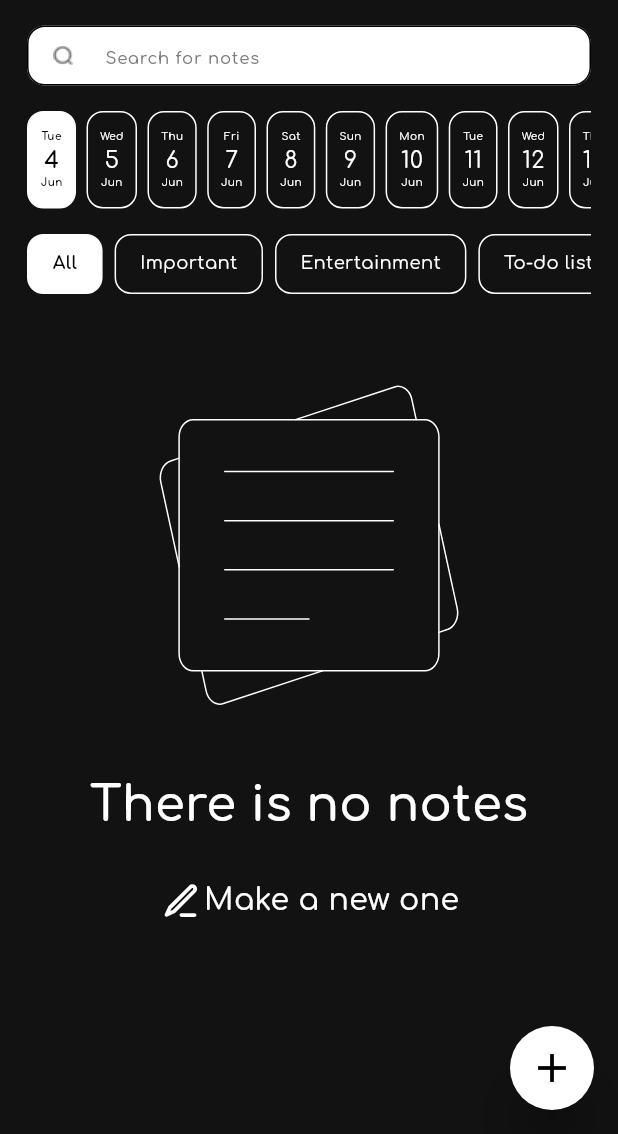
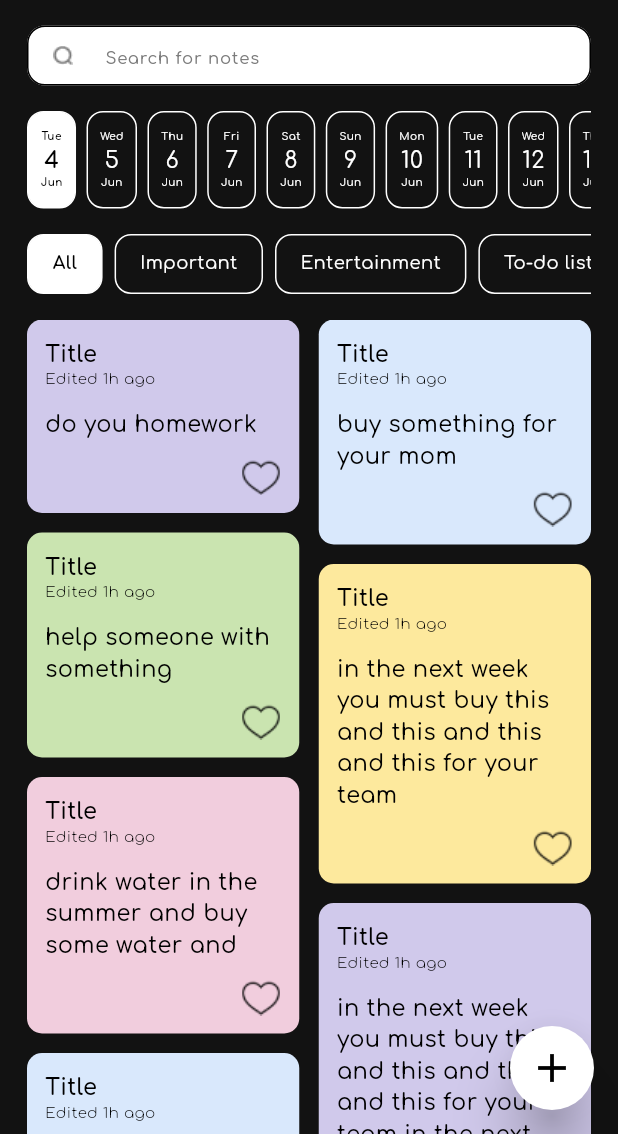
Before and after one commit to As-tra/memo_mate, a Flutter app: the screen it shows after launch, on a phone screen of 412 x 824 dp, the part 102-1236 px from its top. Run offline on Flutter 3.47's test engine with Material 3 defaults, Android fonts, the phone set to English and light mode, and no system bars; our stand-ins replace flutter_bloc, flutter_svg, hive; accounts and stored records are empty.

Commit message:
add scroll effect to the home view

```diff
--- a/lib/features/home/data/repos/home_repo.dart
+++ b/lib/features/home/data/repos/home_repo.dart
@@ -1,7 +1,8 @@
+import 'package:memo_mate/features/home/data/models/dateModel/date_modal.dart';
 import 'package:memo_mate/features/home/data/models/noteModel/note_modal.dart';
 
 abstract class HomeRepo {
   List<NoteModal> getNotesByTitle({required String title});
-  List<NoteModal> getNotesByTag({required String tag});
+  List<NoteModal> getNotesByDate({required Date date});
   List<NoteModal> getNotesByCategory({required String category});
 }
--- a/lib/features/home/presentation/views/home_view.dart
+++ b/lib/features/home/presentation/views/home_view.dart
@@ -1,8 +1,10 @@
 import 'package:flutter/material.dart';
+import 'package:flutter/widgets.dart';
 import 'package:memo_mate/features/home/presentation/views/widgets/custom_search_bar.dart';
 import 'package:memo_mate/features/home/presentation/views/widgets/date_bar.dart';
 import 'package:memo_mate/features/home/presentation/views/widgets/empty_notes_view.dart';
 import 'package:memo_mate/features/home/presentation/views/widgets/home_view_app_bar.dart';
+import 'package:memo_mate/features/home/presentation/views/widgets/notes_container.dart';
 import 'package:memo_mate/features/home/presentation/views/widgets/tags_bar.dart';
 
 class HomeView extends StatelessWidget {
@@ -11,12 +13,17 @@ class HomeView extends StatelessWidget {
   @override
   Widget build(BuildContext context) {
     return Scaffold(
-      body: const Padding(
-        padding: EdgeInsets.only(
+      body: Padding(
+        padding: const  EdgeInsets.only(
           left: 18.0,
           right: 18,
           top: 22,
         ),
+        child: NestedScrollView(
+          physics: const BouncingScrollPhysics(),
+          headerSliverBuilder:
+              (BuildContext context, bool innerBoxIsScrolled) => [
+            const SliverToBoxAdapter(
               child: Column(
                 children: [
                   HomeViewAppBar(),
@@ -27,8 +34,15 @@ class HomeView extends StatelessWidget {
                   SizedBox(height: 17),
                   TagsBar(),
                   SizedBox(height: 17),
-            EmptyNotesContainer(),
                 ],
+              ),
+            ),
+          ],
+          body: const NotesContainer(),
+
+          // SliverToBoxAdapter(
+          //   child: NotesContainer(),
+          // )
         ),
       ),
       floatingActionButton: FloatingActionButton(
--- a/lib/features/home/presentation/views/widgets/note_card.dart
+++ b/lib/features/home/presentation/views/widgets/note_card.dart
@@ -37,7 +37,7 @@ class NoteCard extends StatelessWidget {
           Padding(
             padding: const EdgeInsets.symmetric(vertical: 12.0),
             child: Text(
-              'Do your homework',
+              details,
               style: Styles.textStyle15.copyWith(
                 color: Colors.black,
                 fontWeight: FontWeight.w500,
@@ -49,7 +49,7 @@ class NoteCard extends StatelessWidget {
             children: [
               Image.asset('assets/icons/empty_heart.png'),
             ],
-          )
+          ),
         ],
       ),
     );
--- a/lib/features/home/presentation/views/widgets/notes_container.dart
+++ b/lib/features/home/presentation/views/widgets/notes_container.dart
@@ -16,20 +16,22 @@ class NotesContainer extends StatelessWidget {
       'drink water in the summer and buy some water and',
       'in the next week you must buy this and this and this and this for your team in the next week you must buy this and this and this and this for your team',
       'in the next week you must buy this and this and this and just some words',
+      'You may wonder why writing works without async code. This is one of the main strengths of Hive.',
+      'The changes are written to the disk as soon as possible in the background but all listeners are notified immediately. If the async operation fails (which it should not),',
+      'all listeners are notified again with the old values.'
     ];
-    return Expanded(
-      child: MasonryGridView.count(
+    return MasonryGridView.count(
       crossAxisCount: 2,
       mainAxisSpacing: 13,
       itemCount: notes.length,
       crossAxisSpacing: 13,
+      physics: const NeverScrollableScrollPhysics(),
       itemBuilder: (context, index) {
         return NoteCard(
           details: notes[index],
           color: knoteColors[index % knoteColors.length],
         );
       },
-      ),
     );
   }
 }
--- a/lib/main.dart
+++ b/lib/main.dart
@@ -20,6 +20,7 @@ class MemoMate extends StatelessWidget {
         ),
       ],
       child: MaterialApp(
+        themeMode: ThemeMode.system,
         theme: darkMode,
         debugShowCheckedModeBanner: false,
         home: const HomeView(),
```
Lines whose indentation alone changed are shown as unchanged.
